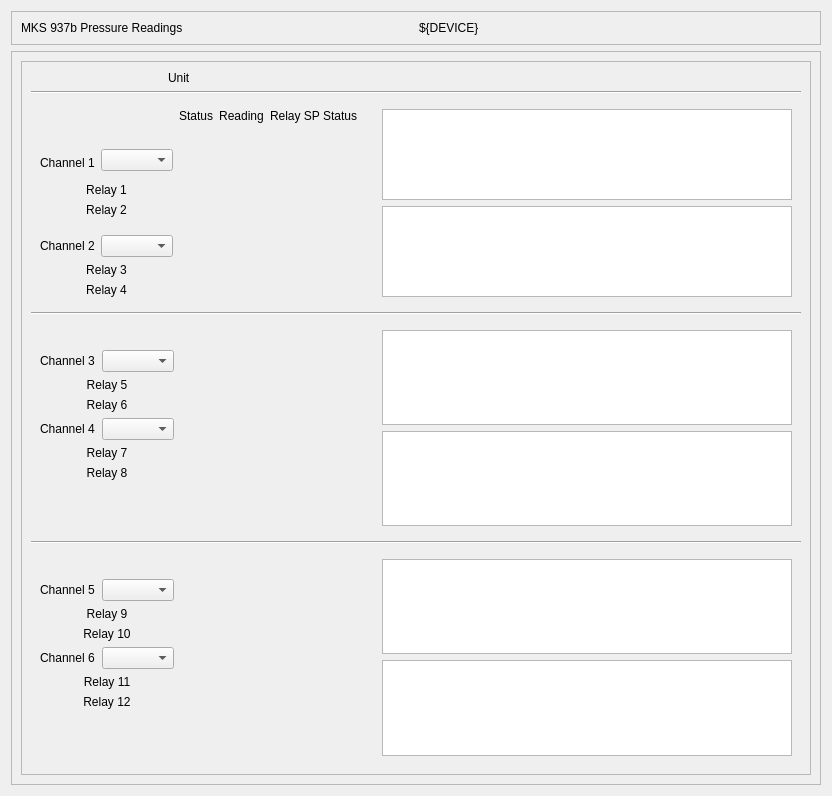
The window that ui/mks937b/pressure.ui (lnls-sirius/pydm-opi) describes before a commit, drawn with Qt 5.
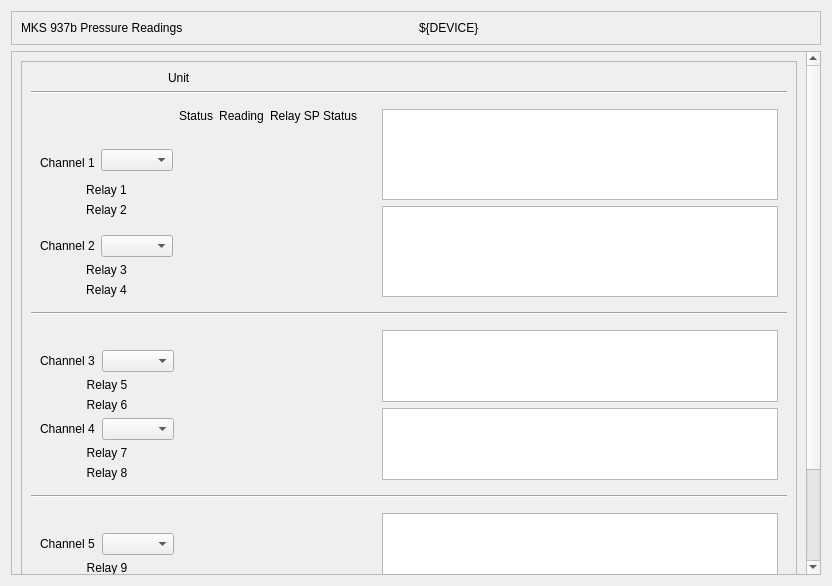
The same window after the commit. Custom widgets are drawn as their Qt base class.

Commit message: MKS: Fix pv naming.

What changed in the file:
```diff
--- a/ui/mks937b/pressure.ui
+++ b/ui/mks937b/pressure.ui
@@ -7,7 +7,7 @@
     <x>0</x>
     <y>0</y>
     <width>832</width>
-    <height>796</height>
+    <height>586</height>
    </rect>
   </property>
   <property name="windowTitle">
@@ -53,7 +53,7 @@
       <property name="geometry">
        <rect>
         <x>0</x>
-        <y>-197</y>
+        <y>0</y>
         <width>796</width>
         <height>933</height>
        </rect>
```
Left out of the diff: 8 changed lines with no effect on the pictures.
